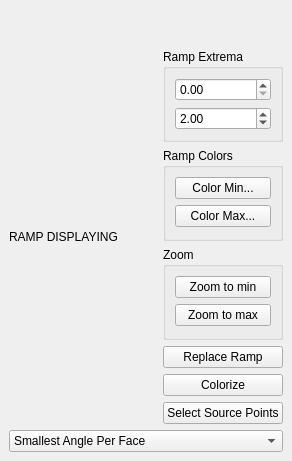
Before: the Qt Designer form Polyhedron/demo/Polyhedron/Plugins/Display/Display_property.ui in CGAL/cgal, drawn with Qt 5.
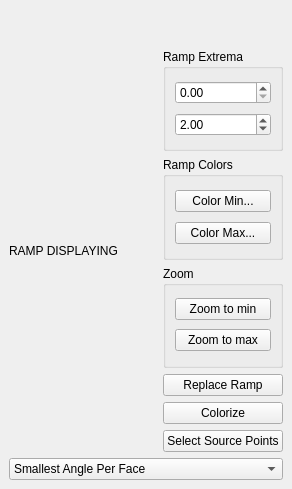
After: the same form once the commit is applied.

Commit message: Add iDT to the demo

Patch:
```diff
--- a/Polyhedron/demo/Polyhedron/Plugins/Display/Display_property.ui
+++ b/Polyhedron/demo/Polyhedron/Plugins/Display/Display_property.ui
@@ -7,7 +7,7 @@
     <x>0</x>
     <y>0</y>
     <width>292</width>
-    <height>461</height>
+    <height>489</height>
    </rect>
   </property>
   <property name="windowTitle">
```
Left out of the diff: 5 changed lines with no effect on the pictures. The commit also changes 2 other files.
